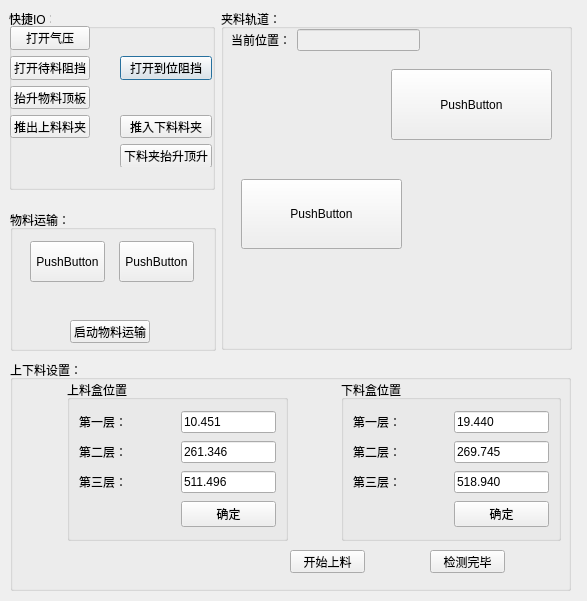
Old version of the form transport/transportset.ui in the repository tyssx/qt-pro.
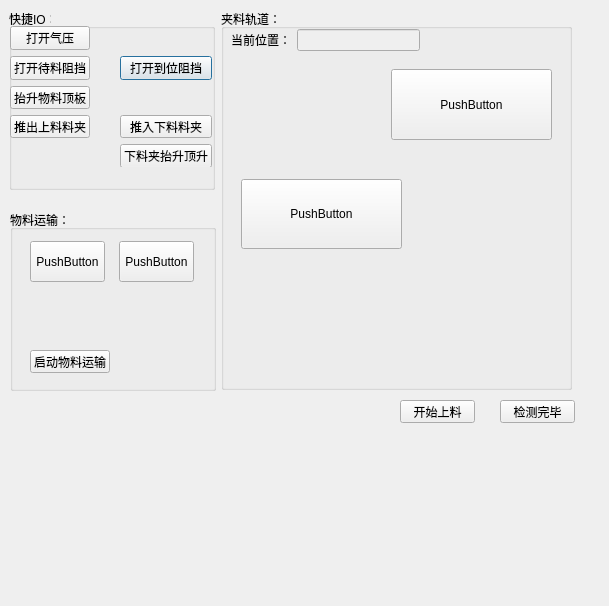
New version of the form. Custom widgets are drawn as their Qt base class.

Patch:
```diff
--- a/transport/transportset.ui
+++ b/transport/transportset.ui
@@ -6,8 +6,8 @@
    <rect>
     <x>0</x>
     <y>0</y>
-    <width>587</width>
-    <height>601</height>
+    <width>609</width>
+    <height>606</height>
    </rect>
   </property>
   <property name="windowTitle">
@@ -127,7 +127,7 @@
      <x>10</x>
      <y>210</y>
      <width>206</width>
-     <height>141</height>
+     <height>181</height>
     </rect>
    </property>
    <property name="title">
@@ -136,8 +136,8 @@
    <widget class="QPushButton" name="pushButtonTransport">
     <property name="geometry">
      <rect>
-      <x>60</x>
-      <y>110</y>
+      <x>20</x>
+      <y>140</y>
       <width>80</width>
       <height>23</height>
      </rect>
@@ -223,7 +223,7 @@
      <x>221</x>
      <y>9</y>
      <width>351</width>
-     <height>341</height>
+     <height>381</height>
     </rect>
    </property>
    <property name="title">
@@ -298,218 +298,57 @@
     </widget>
    </widget>
   </widget>
-  <widget class="QGroupBox" name="groupBox_2">
+  <widget class="QPushButton" name="pushButtonLoading">
    <property name="geometry">
     <rect>
-     <x>10</x>
-     <y>360</y>
-     <width>561</width>
-     <height>231</height>
+     <x>400</x>
+     <y>400</y>
+     <width>75</width>
+     <height>23</height>
     </rect>
    </property>
-   <property name="title">
-    <string>上下料设置：</string>
+   <property name="text">
+    <string>开始上料</string>
    </property>
-   <widget class="QPushButton" name="pushButtonLoading">
-    <property name="geometry">
-     <rect>
-      <x>280</x>
-      <y>190</y>
-      <width>75</width>
-      <height>23</height>
-     </rect>
-    </property>
-    <property name="text">
-     <string>开始上料</string>
-    </property>
-   </widget>
-   <widget class="QPushButton" name="pushButtonUnloading">
-    <property name="geometry">
-     <rect>
-      <x>420</x>
-      <y>190</y>
-      <width>75</width>
-      <height>23</height>
-     </rect>
-    </property>
-    <property name="text">
-     <string>检测完毕</string>
-    </property>
-   </widget>
-   <widget class="QWidget" name="layoutWidget">
-    <property name="geometry">
-     <rect>
-      <x>10</x>
-      <y>20</y>
-      <width>541</width>
-      <height>161</height>
-     </rect>
-    </property>
-    <layout class="QHBoxLayout" name="horizontalLayout_5">
-     <item>
-      <widget class="RockerWidget" name="widgetLoadingRocker" native="true">
-       <property name="minimumSize">
-        <size>
-         <width>41</width>
-         <height>131</height>
-        </size>
-       </property>
-       <property name="maximumSize">
-        <size>
-         <width>41</width>
-         <height>131</height>
-        </size>
-       </property>
-       <property name="toolTip">
-        <string>上料轴调节</string>
-       </property>
-      </widget>
-     </item>
-     <item>
-      <widget class="QGroupBox" name="groupBox_4">
-       <property name="title">
-        <string>上料盒位置</string>
-       </property>
-       <layout class="QHBoxLayout" name="horizontalLayout_3">
-        <item>
-         <layout class="QGridLayout" name="gridLayout_2" columnstretch="1,1">
-          <item row="0" column="0">
-           <widget class="QLabel" name="label_2">
-            <property name="text">
-             <string>第一层：</string>
-            </property>
-           </widget>
-          </item>
-          <item row="0" column="1">
-           <widget class="QLineEdit" name="lineEditLoadFirst">
-            <property name="text">
-             <string>10.451</string>
-            </property>
-           </widget>
-          </item>
-          <item row="1" column="0">
-           <widget class="QLabel" name="label_3">
-            <property name="text">
-             <string>第二层：</string>
-            </property>
-           </widget>
-          </item>
-          <item row="1" column="1">
-           <widget class="QLineEdit" name="lineEditLoadSecond">
-            <property name="text">
-             <string>261.346</string>
-            </property>
-           </widget>
-          </item>
-          <item row="2" column="0">
-           <widget class="QLabel" name="label_4">
-            <property name="text">
-             <string>第三层：</string>
-            </property>
-           </widget>
-          </item>
-          <item row="2" column="1">
-           <widget class="QLineEdit" name="lineEditLoadThird">
-            <property name="text">
-             <string>511.496</string>
-            </property>
-           </widget>
-          </item>
-          <item row="3" column="1">
-           <widget class="QPushButton" name="pushButtonLoadOK">
-            <property name="text">
-             <string>确定</string>
-            </property>
-           </widget>
-          </item>
-         </layout>
-        </item>
-       </layout>
-      </widget>
-     </item>
-     <item>
-      <widget class="RockerWidget" name="widgetUnloadingRocker" native="true">
-       <property name="minimumSize">
-        <size>
-         <width>41</width>
-         <height>131</height>
-        </size>
-       </property>
-       <property name="maximumSize">
-        <size>
-         <width>41</width>
-         <height>131</height>
-        </size>
-       </property>
-       <property name="toolTip">
-        <string>下料轴调节</string>
-       </property>
-      </widget>
-     </item>
-     <item>
-      <widget class="QGroupBox" name="groupBox_5">
-       <property name="title">
-        <string>下料盒位置</string>
-       </property>
-       <layout class="QHBoxLayout" name="horizontalLayout_4">
-        <item>
-         <layout class="QGridLayout" name="gridLayout_3" columnstretch="1,1">
-          <item row="0" column="0">
-           <widget class="QLabel" name="label_5">
-            <property name="text">
-             <string>第一层：</string>
-            </property>
-           </widget>
-          </item>
-          <item row="0" column="1">
-           <widget class="QLineEdit" name="lineEditUnloadFirst">
-            <property name="text">
-             <string>19.440</string>
-            </property>
-           </widget>
-          </item>
-          <item row="1" column="0">
-           <widget class="QLabel" name="label_6">
-            <property name="text">
-             <string>第二层：</string>
-            </property>
-           </widget>
-          </item>
-          <item row="1" column="1">
-           <widget class="QLineEdit" name="lineEditUnloadSecond">
-            <property name="text">
-             <string>269.745</string>
-            </property>
-           </widget>
-          </item>
-          <item row="2" column="0">
-           <widget class="QLabel" name="label_7">
-            <property name="text">
-             <string>第三层：</string>
-            </property>
-           </widget>
-          </item>
-          <item row="2" column="1">
-           <widget class="QLineEdit" name="lineEditUnloadThird">
-            <property name="text">
-             <string>518.940</string>
-            </property>
-           </widget>
-          </item>
-          <item row="3" column="1">
-           <widget class="QPushButton" name="pushButtonUnloadOK">
-            <property name="text">
-             <string>确定</string>
-            </property>
-           </widget>
-          </item>
-         </layout>
-        </item>
-       </layout>
-      </widget>
-     </item>
-    </layout>
-   </widget>
+  </widget>
+  <widget class="RockerWidget" name="widgetLoadingRocker" native="true">
+   <property name="geometry">
+    <rect>
+     <x>60</x>
+     <y>440</y>
+     <width>41</width>
+     <height>131</height>
+    </rect>
+   </property>
+   <property name="toolTip">
+    <string>上料轴调节</string>
+   </property>
+  </widget>
+  <widget class="RockerWidget" name="widgetUnloadingRocker" native="true">
+   <property name="geometry">
+    <rect>
+     <x>180</x>
+     <y>440</y>
+     <width>41</width>
+     <height>131</height>
+    </rect>
+   </property>
+   <property name="toolTip">
+    <string>下料轴调节</string>
+   </property>
+  </widget>
+  <widget class="QPushButton" name="pushButtonUnloading">
+   <property name="geometry">
+    <rect>
+     <x>500</x>
+     <y>400</y>
+     <width>75</width>
+     <height>23</height>
+    </rect>
+   </property>
+   <property name="text">
+    <string>检测完毕</string>
+   </property>
   </widget>
  </widget>
  <customwidgets>
```
